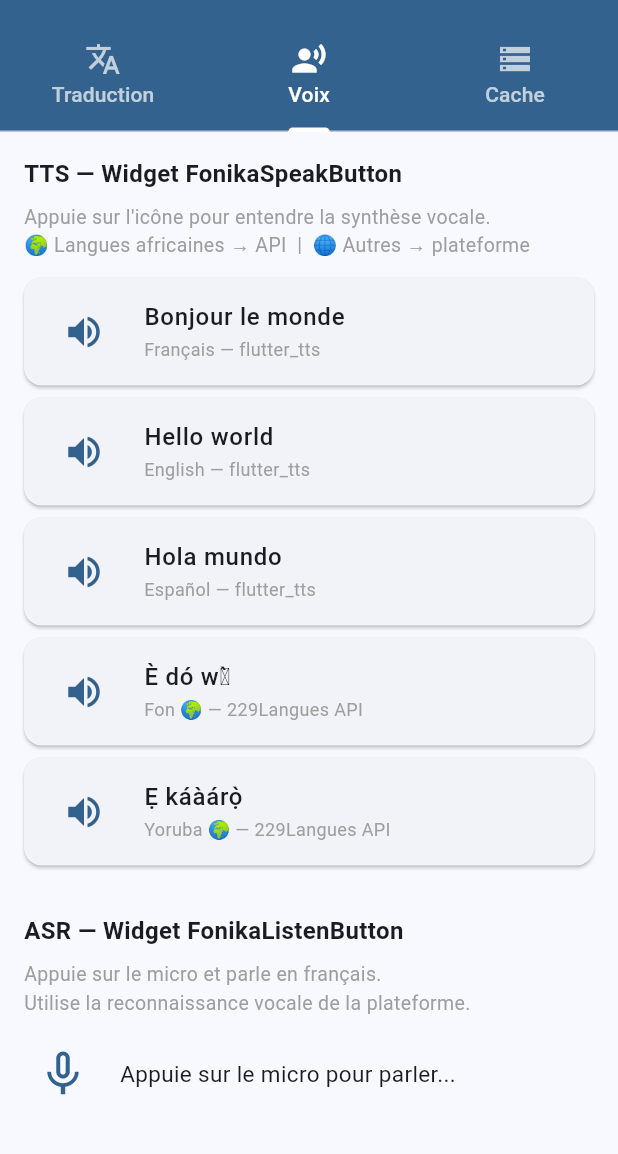
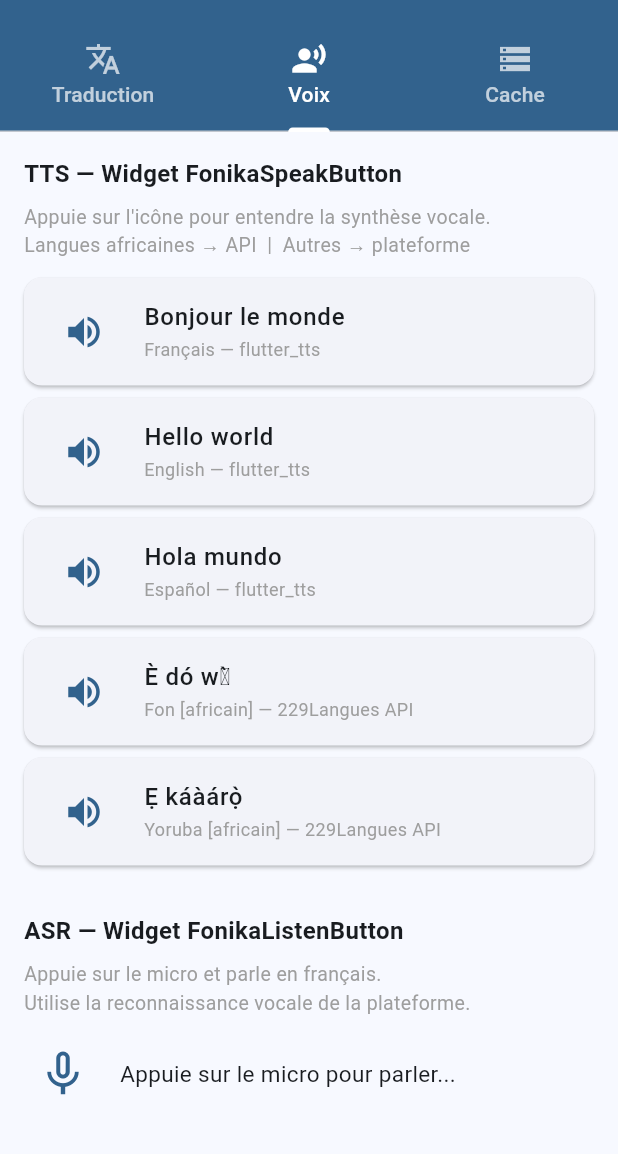
Before and after one commit to Ronaldo-F-dev/fonika_translate, a Flutter app: the screen it shows after launch, tab 2 chosen, on a phone screen of 412 x 824 dp, the part 63-1217 px from its top. Run offline on Flutter 3.47's test engine with Material 3 defaults, Android fonts, the phone set to English and light mode, and no system bars; our stand-ins replace audioplayers, flutter_dotenv, flutter_tts, shared_preferences, speech_to_text; network calls fail.

Commit message:
fix: replace emojis with text labels for Android compatibility

```diff
--- a/example/lib/main.dart
+++ b/example/lib/main.dart
@@ -235,7 +235,7 @@ class _TranslationTabState extends State<_TranslationTab> {
           if (_loading) const LinearProgressIndicator(),
           if (_result.isNotEmpty)
             _resultCard(
-              title: 'Source : $_source${_fromLocal ? ' 🟢 offline' : ' 🌐 API'}',
+              title: 'Source : $_source${_fromLocal ? ' [offline]' : ' [API]'}',
               body: _result,
               color: _fromLocal ? Colors.green.shade50 : Colors.blue.shade50,
             ),
@@ -286,7 +286,7 @@ class _VoiceTabState extends State<_VoiceTab> {
           _section('TTS — Widget FonikaSpeakButton'),
           const Text(
             'Appuie sur l\'icône pour entendre la synthèse vocale.\n'
-            '🌍 Langues africaines → API  |  🌐 Autres → plateforme',
+            'Langues africaines → API  |  Autres → plateforme',
             style: TextStyle(color: Colors.grey, fontSize: 13),
           ),
           const SizedBox(height: 12),
@@ -344,8 +344,8 @@ class _VoiceTabState extends State<_VoiceTab> {
     {'text': 'Bonjour le monde', 'lang': 'fr', 'label': 'Français', 'engine': 'flutter_tts'},
     {'text': 'Hello world', 'lang': 'en', 'label': 'English', 'engine': 'flutter_tts'},
     {'text': 'Hola mundo', 'lang': 'es', 'label': 'Español', 'engine': 'flutter_tts'},
-    {'text': 'È dó wɛ̀', 'lang': 'fon', 'label': 'Fon 🌍', 'engine': '229Langues API'},
-    {'text': 'Ẹ káàárọ̀', 'lang': 'yoruba', 'label': 'Yoruba 🌍', 'engine': '229Langues API'},
+    {'text': 'È dó wɛ̀', 'lang': 'fon', 'label': 'Fon [africain]', 'engine': '229Langues API'},
+    {'text': 'Ẹ káàárọ̀', 'lang': 'yoruba', 'label': 'Yoruba [africain]', 'engine': '229Langues API'},
   ];
 }
 
```
